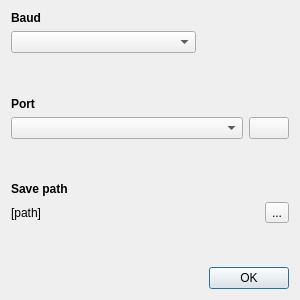
Old version of the form ui/settings_dlg.ui in the repository antgon/microdaq.
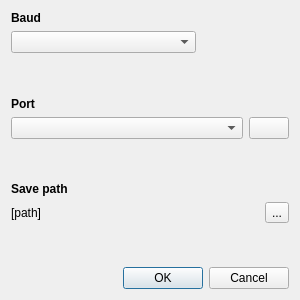
New version of the form. Icons and pictures are not drawn.

Commit message:
Simplified settings dialog
The handling of settings data and the settings dialog was implemented
with a DataWidgetMapper. It was unnecessarily complex (I borrowed it
from a previous project) so I have simplified it. It does not depend
on mappers, just on the returning of the choices from the dialog.

What changed in the file:
```diff
--- a/ui/settings_dlg.ui
+++ b/ui/settings_dlg.ui
@@ -154,7 +154,7 @@
       <enum>Qt::Horizontal</enum>
      </property>
      <property name="standardButtons">
-      <set>QDialogButtonBox::Ok</set>
+      <set>QDialogButtonBox::Cancel|QDialogButtonBox::Ok</set>
      </property>
     </widget>
    </item>
```
The commit also changes 2 other files.
